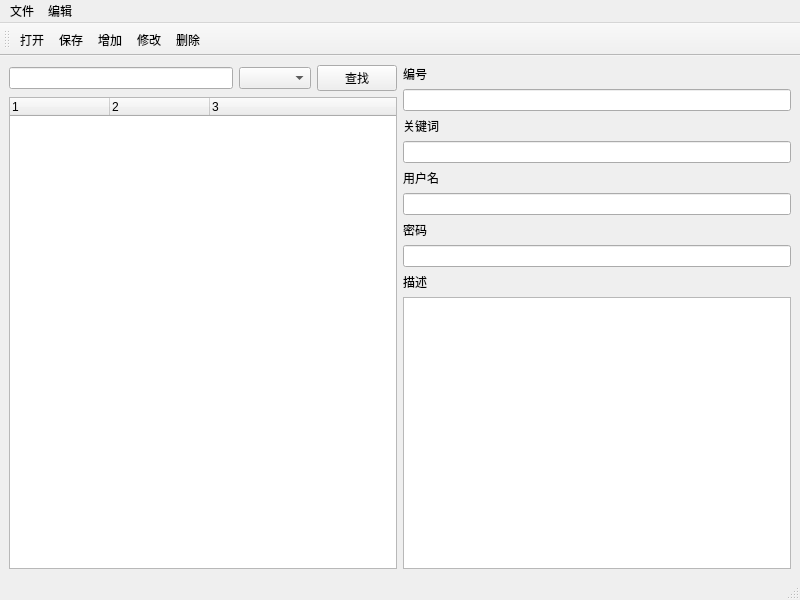
This is pwdtool/mainwindow.ui in youlanhai/PasswordMgr as Qt 5 draws it before an edit. The edited form follows.
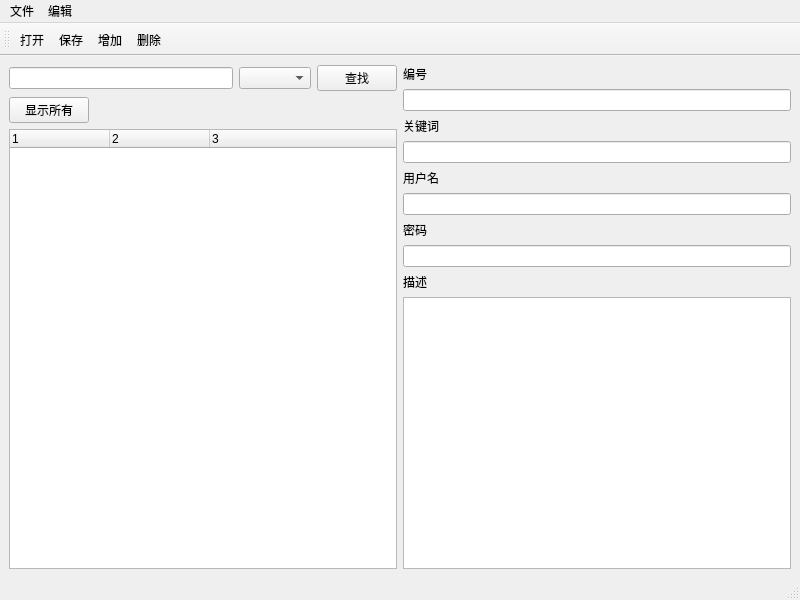
This is the edited form.

Diff of the .ui file:
```diff
--- a/pwdtool/mainwindow.ui
+++ b/pwdtool/mainwindow.ui
@@ -34,6 +34,19 @@
         </item>
        </layout>
       </item>
+      <item>
+       <widget class="QPushButton" name="btnShowAll">
+        <property name="maximumSize">
+         <size>
+          <width>80</width>
+          <height>16777215</height>
+         </size>
+        </property>
+        <property name="text">
+         <string>显示所有</string>
+        </property>
+       </widget>
+      </item>
       <item>
        <widget class="QTreeWidget" name="categoryView">
         <property name="columnCount">
@@ -163,7 +176,6 @@
    <addaction name="actionOpen"/>
    <addaction name="actionSave"/>
    <addaction name="actionPwdNew"/>
-   <addaction name="actionPwdModify"/>
    <addaction name="actionPwdDelete"/>
   </widget>
   <action name="actionSave">
@@ -211,14 +223,6 @@
     <string>Ctrl+D</string>
    </property>
   </action>
-  <action name="actionPwdModify">
-   <property name="text">
-    <string>修改</string>
-   </property>
-   <property name="shortcut">
-    <string>Ctrl+M</string>
-   </property>
-  </action>
  </widget>
  <resources/>
  <connections/>
```
Left out of the diff: 7 changed lines with no effect on the pictures.
